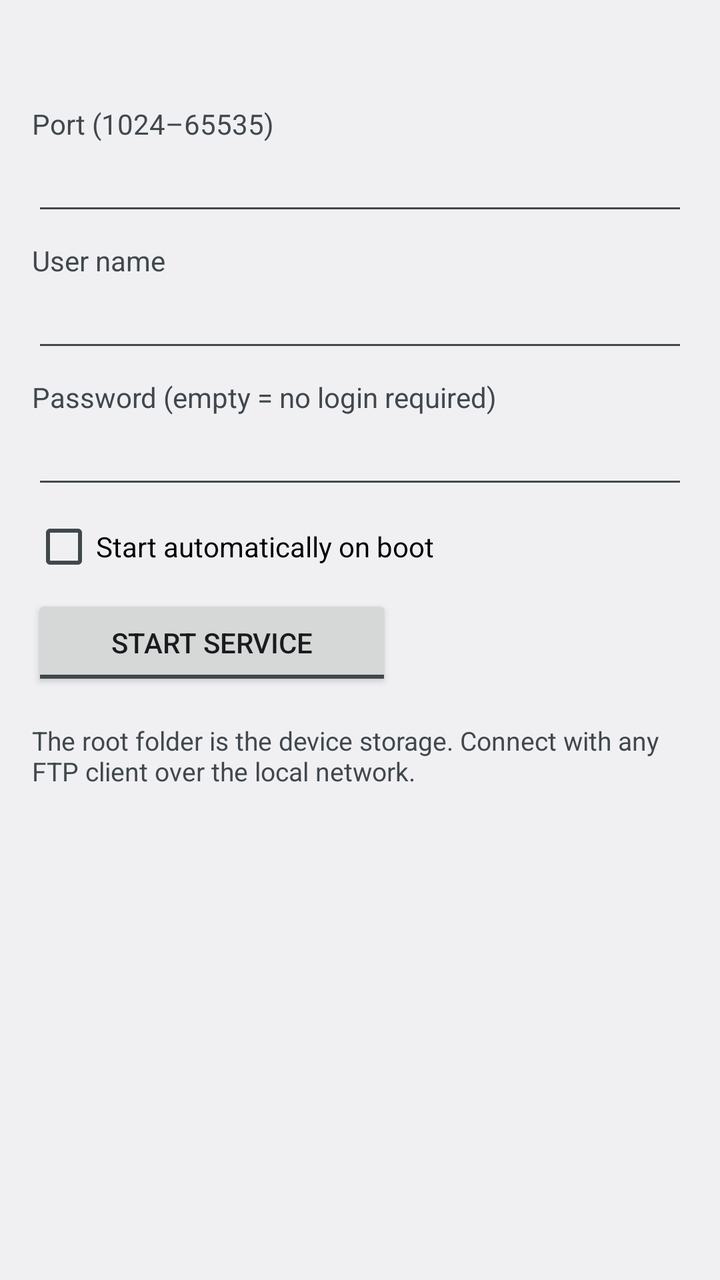
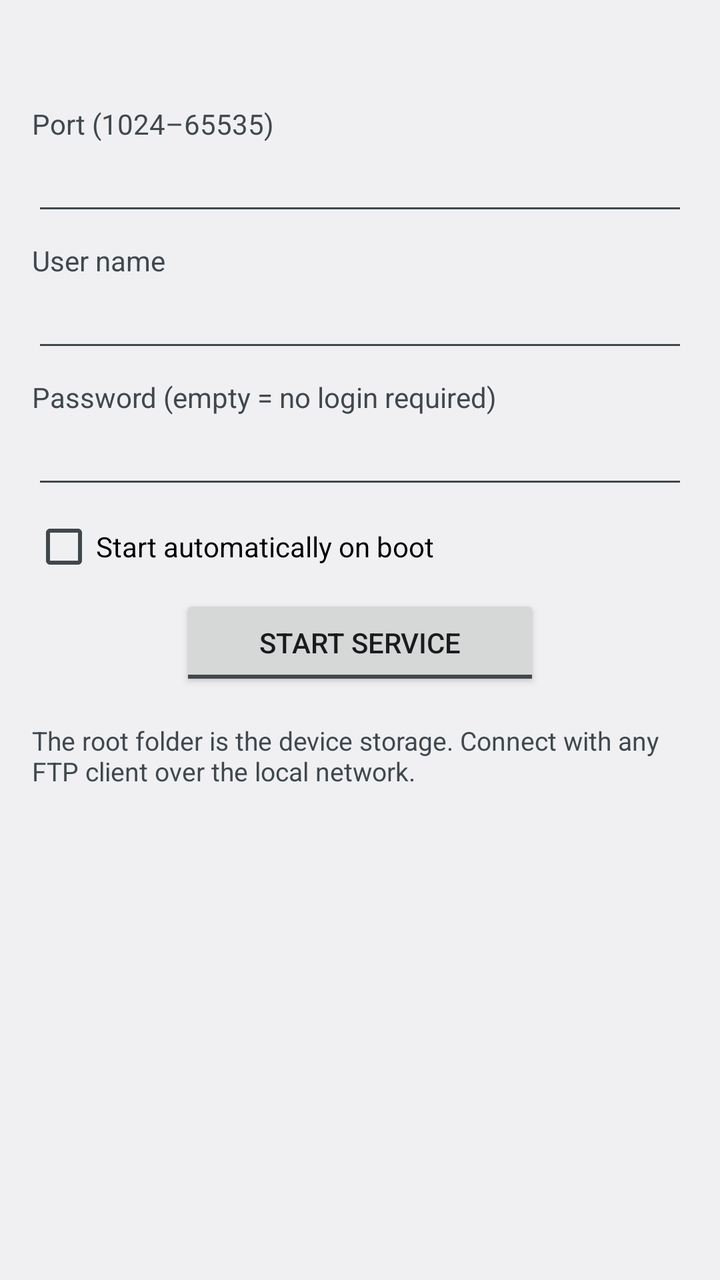

Before-and-after screenshots of an Android layout around one commit, followed by the original layout XML and the change that was made.
<!-- AndroidManifest.xml: application theme AppTheme -->
<!-- res/layout/activity_main.xml -->
<?xml version="1.0" encoding="utf-8"?>
<ScrollView xmlns:android="http://schemas.android.com/apk/res/android"
    android:layout_width="match_parent"
    android:layout_height="match_parent">

    <LinearLayout
        android:layout_width="match_parent"
        android:layout_height="wrap_content"
        android:orientation="vertical"
        android:padding="16dp">

        <TextView
            android:id="@+id/tv_status"
            android:layout_width="match_parent"
            android:layout_height="wrap_content"
            android:paddingBottom="12dp"
            android:paddingLeft="4dp"
            android:paddingTop="4dp"
            android:textIsSelectable="true"
            android:textSize="15sp" />

        <TextView
            android:layout_width="wrap_content"
            android:layout_height="wrap_content"
            android:text="@string/port"
            android:textColor="?android:attr/textColorSecondary" />

        <EditText
            android:id="@+id/et_port"
            android:layout_width="match_parent"
            android:layout_height="wrap_content"
            android:inputType="number"
            android:maxLength="5" />

        <TextView
            android:layout_width="wrap_content"
            android:layout_height="wrap_content"
            android:layout_marginTop="8dp"
            android:text="@string/user"
            android:textColor="?android:attr/textColorSecondary" />

        <EditText
            android:id="@+id/et_user"
            android:layout_width="match_parent"
            android:layout_height="wrap_content"
            android:inputType="textNoSuggestions"
            android:maxLines="1" />

        <TextView
            android:layout_width="wrap_content"
            android:layout_height="wrap_content"
            android:layout_marginTop="8dp"
            android:text="@string/pass"
            android:textColor="?android:attr/textColorSecondary" />

        <EditText
            android:id="@+id/et_pass"
            android:layout_width="match_parent"
            android:layout_height="wrap_content"
            android:inputType="textNoSuggestions"
            android:maxLines="1" />

        <CheckBox
            android:id="@+id/cb_autostart"
            android:layout_width="match_parent"
            android:layout_height="wrap_content"
            android:layout_marginTop="8dp"
            android:text="@string/autostart" />

        <ToggleButton
            android:id="@+id/btn_toggle"
            android:layout_width="wrap_content"
            android:minWidth="180dp"
            android:layout_height="wrap_content"
            android:layout_marginTop="8dp"
            android:textOff="@string/start_service"
            android:textOn="@string/stop_service" />

        <TextView
            android:layout_width="match_parent"
            android:layout_height="wrap_content"
            android:layout_marginTop="16dp"
            android:text="@string/hint"
            android:textColor="?android:attr/textColorSecondary"
            android:textSize="13sp" />

        <TextView
            android:id="@+id/tv_version"
            android:layout_width="match_parent"
            android:layout_height="wrap_content"
            android:layout_marginTop="8dp"
            android:textColor="?android:attr/textColorSecondary"
            android:textSize="13sp" />
    </LinearLayout>
</ScrollView>
<!-- resources referenced by this layout -->
<resources>
  <string name="autostart">Start automatically on boot</string>
  <string name="hint">The root folder is the device storage. Connect with any FTP client over the local network.</string>
  <string name="pass">Password (empty = no login required)</string>
  <string name="port">Port (1024–65535)</string>
  <string name="start_service">START SERVICE</string>
  <string name="stop_service">STOP SERVICE</string>
  <string name="user">User name</string>
  <style name="AppTheme" parent="android:Theme.DeviceDefault.Light" />
</resources>

<!-- the commit's change to res/layout/activity_main.xml (unified diff, before → after) -->
@@ -72,6 +72,7 @@
             android:layout_width="wrap_content"
             android:minWidth="180dp"
             android:layout_height="wrap_content"
+            android:layout_gravity="center_horizontal"
             android:layout_marginTop="8dp"
             android:textOff="@string/start_service"
             android:textOn="@string/stop_service" />
